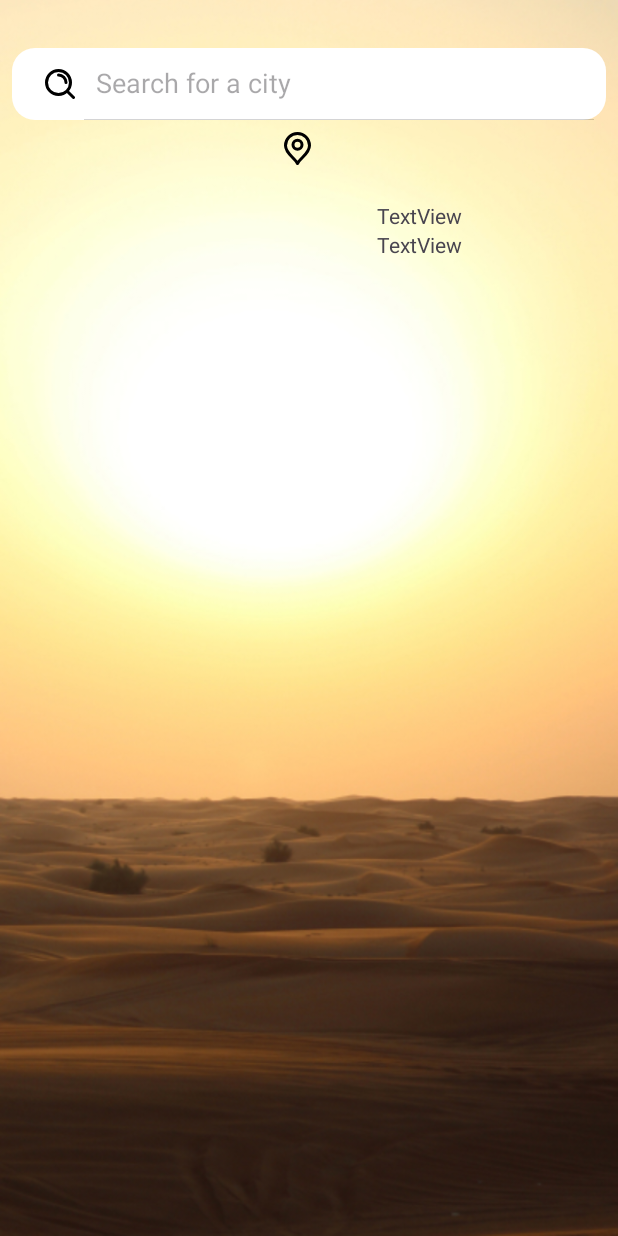
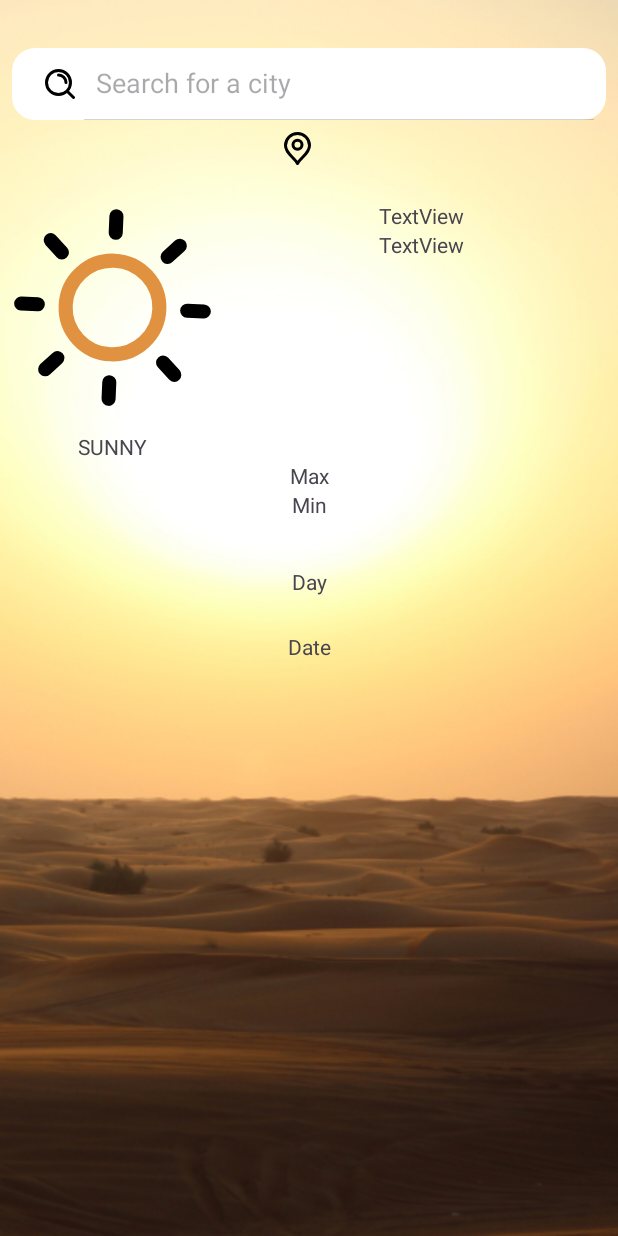
Before and after one commit to rakibk55w/WeatherApp, an Android app: the screen it shows after launch (MainActivity), on a phone screen of 412 x 824 dp. Run offline under Robolectric (Android 15) with nearby library versions, the phone set to English and light mode, and no system bars.

Commit message:
Added text views for main activity

```diff
--- a/app/src/main/res/layout/activity_main.xml
+++ b/app/src/main/res/layout/activity_main.xml
@@ -31,8 +31,8 @@
         android:layout_height="wrap_content"
         android:layout_marginTop="8dp"
         android:layout_weight="1"
-        android:drawableLeft="@drawable/loctaion"
         android:drawablePadding="15dp"
+        app:drawableLeftCompat="@drawable/location"
         app:layout_constraintEnd_toEndOf="@+id/searchView"
         app:layout_constraintStart_toStartOf="@+id/searchView"
         app:layout_constraintTop_toBottomOf="@+id/searchView" />
@@ -42,9 +42,9 @@
         android:layout_width="wrap_content"
         android:layout_height="wrap_content"
         android:layout_marginTop="24dp"
-        android:layout_marginEnd="104dp"
         android:text="TextView"
         app:layout_constraintEnd_toEndOf="parent"
+        app:layout_constraintStart_toEndOf="@+id/lottieAnimationView"
         app:layout_constraintTop_toBottomOf="@+id/textView2" />
 
     <TextView
@@ -56,4 +56,64 @@
         app:layout_constraintStart_toStartOf="@+id/textView3"
         app:layout_constraintTop_toBottomOf="@+id/textView3" />
 
+    <com.airbnb.lottie.LottieAnimationView
+        android:id="@+id/lottieAnimationView"
+        android:layout_width="150dp"
+        android:layout_height="150dp"
+        android:layout_marginTop="20dp"
+        app:layout_constraintStart_toStartOf="parent"
+        app:layout_constraintTop_toBottomOf="@+id/textView2"
+        app:lottie_autoPlay="true"
+        app:lottie_loop="true"
+        app:lottie_rawRes="@raw/sun" />
+
+    <TextView
+        android:id="@+id/textView5"
+        android:layout_width="wrap_content"
+        android:layout_height="wrap_content"
+        android:layout_marginTop="8dp"
+        android:text="Sunny"
+        android:textAllCaps="true"
+        app:layout_constraintEnd_toEndOf="@+id/lottieAnimationView"
+        app:layout_constraintStart_toStartOf="@+id/lottieAnimationView"
+        app:layout_constraintTop_toBottomOf="@+id/lottieAnimationView" />
+
+    <TextView
+        android:id="@+id/textView6"
+        android:layout_width="wrap_content"
+        android:layout_height="wrap_content"
+        android:text="Max"
+        app:layout_constraintEnd_toEndOf="parent"
+        app:layout_constraintStart_toStartOf="parent"
+        app:layout_constraintTop_toBottomOf="@+id/textView5" />
+
+    <TextView
+        android:id="@+id/textView7"
+        android:layout_width="wrap_content"
+        android:layout_height="wrap_content"
+        android:text="Min"
+        app:layout_constraintEnd_toEndOf="@+id/textView6"
+        app:layout_constraintStart_toStartOf="@+id/textView6"
+        app:layout_constraintTop_toBottomOf="@+id/textView6" />
+
+    <TextView
+        android:id="@+id/textView8"
+        android:layout_width="wrap_content"
+        android:layout_height="wrap_content"
+        android:layout_marginTop="32dp"
+        android:text="Day"
+        app:layout_constraintEnd_toEndOf="@+id/textView7"
+        app:layout_constraintStart_toStartOf="@+id/textView7"
+        app:layout_constraintTop_toBottomOf="@+id/textView7" />
+
+    <TextView
+        android:id="@+id/textView9"
+        android:layout_width="wrap_content"
+        android:layout_height="wrap_content"
+        android:layout_marginTop="24dp"
+        android:text="Date"
+        app:layout_constraintEnd_toEndOf="@+id/textView8"
+        app:layout_constraintStart_toStartOf="@+id/textView8"
+        app:layout_constraintTop_toBottomOf="@+id/textView8" />
+
 </androidx.constraintlayout.widget.ConstraintLayout>
```
Also changed, not shown: app/src/main/res/drawable/location.xml (renamed from app/src/main/res/drawable/loctaion.xml).
